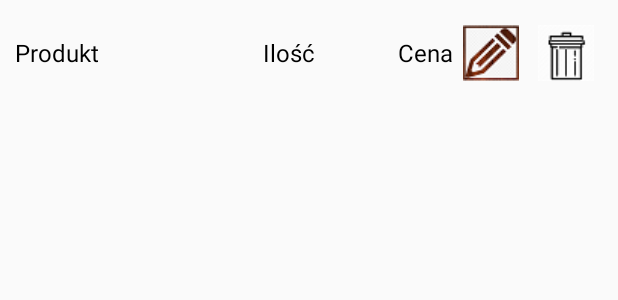
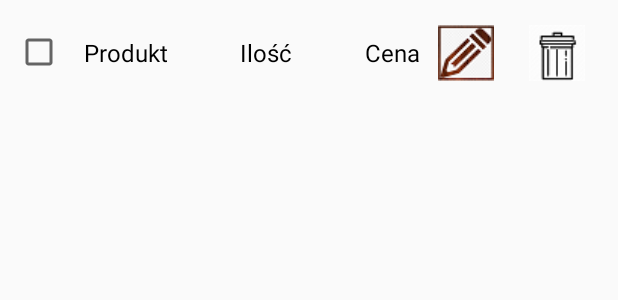
Before and after one commit to dlewandowski13/ShoppingList, an Android app: the layout items_row.xml on its own in the app's theme, with its tools: preview values and no code run, on a phone screen of 412 x 824 dp. Shown: the top 300 px of the screen. Run offline under Robolectric (Android 15) with nearby library versions, the phone set to English and light mode, and no system bars.

Commit message:
dodanie opci zakupionego towaru

```diff
--- a/app/src/main/java/com/s24642/shoppinglist/DatabaseHandler.kt
+++ b/app/src/main/java/com/s24642/shoppinglist/DatabaseHandler.kt
@@ -111,6 +111,7 @@ class DatabaseHandler(context: Context) :
         cv.put(KEY_NAME, item.name)
         cv.put(KEY_AMOUNT, item.amount)
         cv.put(KEY_PRICE, item.price)
+        cv.put(KEY_BOUGTH, item.bougth)
 
 //aktualizacja rekordu w db
         val success = db.update(TABLE_SHOPPING_LIST, cv, KEY_ID + "=" + item.id, null)
--- a/app/src/main/res/layout/content_main.xml
+++ b/app/src/main/res/layout/content_main.xml
@@ -116,6 +116,7 @@
         android:layout_width="match_parent"
         android:layout_height="wrap_content"
         android:weightSum="3"
+        android:layout_marginStart="40dp"
         android:layout_marginEnd="80dp">
         <TextView
             android:layout_width="match_parent"
--- a/app/src/main/res/layout/items_row.xml
+++ b/app/src/main/res/layout/items_row.xml
@@ -9,11 +9,18 @@
     android:padding="10dp"
     android:weightSum="6">
 
+    <CheckBox
+        android:id="@+id/cbBought"
+        android:layout_width="wrap_content"
+        android:layout_height="wrap_content"
+        android:layout_weight="0.5"
+        android:text=" "/>
+
     <TextView
         android:id="@+id/tvName"
         android:layout_width="wrap_content"
         android:layout_height="wrap_content"
-        android:layout_weight="2"
+        android:layout_weight="1.5"
         android:gravity="start"
         android:textColor="@android:color/black"
         android:textSize="16sp"
@@ -23,8 +30,8 @@
         android:id="@+id/tvAmount"
         android:layout_width="wrap_content"
         android:layout_height="wrap_content"
-        android:gravity="end"
-        android:layout_weight="2"
+        android:gravity="center"
+        android:layout_weight="1.5"
         android:textColor="@android:color/black"
         android:textSize="16sp"
         tools:text="Ilość" />
@@ -34,7 +41,7 @@
         android:layout_width="wrap_content"
         android:layout_height="wrap_content"
         android:gravity="end"
-        android:layout_weight="2"
+        android:layout_weight="1.5"
         android:textColor="@android:color/black"
         android:textSize="16sp"
         tools:text="Cena" />
```
Also changed, not shown: app/src/main/java/com/s24642/shoppinglist/ItemAdapter.kt (+21 -2 lines), app/src/main/java/com/s24642/shoppinglist/ShoppingList.kt (+27 -7 lines).
